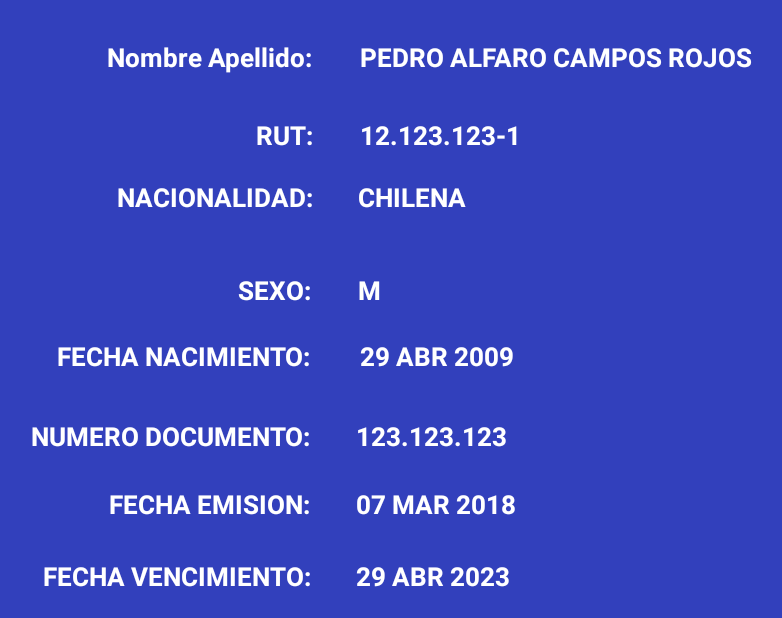
After one commit to Cristobal2312/carnet_digital, an Android app: the CarnetDigitalFondos screen opened directly, with no data from a screen before it, on a phone screen of 824 x 412 dp (held sideways). The commit adds this screen. Shown: the whole screen, without its empty margins (163-945 px from the left). Run offline under Robolectric (Android 15) with nearby library versions, the phone set to English and light mode, and no system bars.

Commit message:
Carnet Digital + Carnet Solo Datos

```diff
--- a/app/src/main/AndroidManifest.xml
+++ b/app/src/main/AndroidManifest.xml
@@ -13,10 +13,13 @@
         android:theme="@style/Theme.CarnetDigital"
         tools:targetApi="31">
         <activity
-            android:screenOrientation="landscape"
+            android:name=".CarnetDigitalFondos"
+            android:exported="false"
+            android:screenOrientation="landscape"/>
+        <activity
             android:name=".CarnetDigital"
             android:exported="false"
-            />
+            android:screenOrientation="landscape" />
         <activity
             android:name=".Lista_Tarea"
             android:exported="false" />
--- a/app/src/main/java/com/example/carnetdigital/CarnetDigital.java
+++ b/app/src/main/java/com/example/carnetdigital/CarnetDigital.java
@@ -8,8 +8,12 @@ import android.content.pm.ActivityInfo;
 import android.os.Build;
 import android.os.Bundle;
 import android.view.View;
+import android.widget.Button;
 
 public class CarnetDigital extends AppCompatActivity {
+
+    Button btnSoloDatos;
+    Button btnVolver;
 
     @Override
     protected void onCreate(Bundle savedInstanceState) {
@@ -20,6 +24,24 @@ public class CarnetDigital extends AppCompatActivity {
         if (Build.VERSION.SDK_INT >= Build.VERSION_CODES.LOLLIPOP) {
             getWindow().setStatusBarColor(ContextCompat.getColor(this, R.color.mi_color_de_barra_de_estado));
         }
+        btnSoloDatos = (Button)findViewById(R.id.btnSoloDatos);
+        btnVolver = (Button)findViewById(R.id.btnVolver);
+
+        btnSoloDatos.setOnClickListener(new View.OnClickListener() {
+            @Override
+            public void onClick(View v) {
+                Intent intent = new Intent(CarnetDigital.this, CarnetDigitalFondos.class);
+                startActivity(intent);
+            }
+        });
+
+        btnVolver.setOnClickListener(new View.OnClickListener() {
+            @Override
+            public void onClick(View v) {
+                Intent intent = new Intent(CarnetDigital.this, menu_principal.class);
+                startActivity(intent);
+            }
+        });
 
 
     }
--- /dev/null
+++ b/app/src/main/java/com/example/carnetdigital/CarnetDigitalFondos.java
@@ -0,0 +1,23 @@
+package com.example.carnetdigital;
+
+import androidx.appcompat.app.AppCompatActivity;
+import androidx.core.content.ContextCompat;
+
+import android.content.pm.ActivityInfo;
+import android.os.Build;
+import android.os.Bundle;
+
+public class CarnetDigitalFondos extends AppCompatActivity {
+
+    @Override
+    protected void onCreate(Bundle savedInstanceState) {
+        super.onCreate(savedInstanceState);
+        setContentView(R.layout.activity_carnet_digital_fondos);
+
+        setRequestedOrientation(ActivityInfo.SCREEN_ORIENTATION_LANDSCAPE);
+
+        if (Build.VERSION.SDK_INT >= Build.VERSION_CODES.LOLLIPOP) {
+            getWindow().setStatusBarColor(ContextCompat.getColor(this, R.color.mi_color_de_barra_de_estado));
+        }
+    }
+}
--- a/app/src/main/res/layout/activity_carnet_digital.xml
+++ b/app/src/main/res/layout/activity_carnet_digital.xml
@@ -27,7 +27,7 @@
         app:layout_constraintTop_toTopOf="parent">
 
         <Button
-            android:id="@+id/button2"
+            android:id="@+id/btnSoloDatos"
             android:layout_width="133dp"
             android:layout_height="137dp"
             android:layout_marginStart="54dp"
@@ -158,7 +158,7 @@
                 android:layout_height="match_parent">
 
                 <Button
-                    android:id="@+id/button"
+                    android:id="@+id/btnVolver"
                     android:layout_width="92dp"
                     android:layout_height="77dp"
                     android:layout_marginStart="77dp"
--- /dev/null
+++ b/app/src/main/res/layout/activity_carnet_digital_fondos.xml
@@ -0,0 +1,203 @@
+<?xml version="1.0" encoding="utf-8"?>
+<androidx.constraintlayout.widget.ConstraintLayout xmlns:android="http://schemas.android.com/apk/res/android"
+    xmlns:app="http://schemas.android.com/apk/res-auto"
+    xmlns:tools="http://schemas.android.com/tools"
+    android:layout_width="match_parent"
+    android:layout_height="match_parent"
+    android:background="#3240BC"
+    tools:context=".CarnetDigitalFondos">
+
+    <TextView
+        android:id="@+id/textView5"
+        android:layout_width="wrap_content"
+        android:layout_height="wrap_content"
+        android:layout_marginStart="1dp"
+        android:layout_marginBottom="29dp"
+        android:text="29 ABR 2009"
+        android:textColor="#FFFFFF"
+        android:textSize="17dp"
+        android:textStyle="bold"
+        app:layout_constraintBottom_toTopOf="@+id/textView6"
+        app:layout_constraintStart_toStartOf="@+id/textView4" />
+
+    <TextView
+        android:id="@+id/textView2"
+        android:layout_width="wrap_content"
+        android:layout_height="wrap_content"
+        android:layout_marginStart="27dp"
+        android:layout_marginTop="26dp"
+        android:text="PEDRO ALFARO CAMPOS ROJOS"
+        android:textColor="#FFFFFF"
+        android:textSize="17dp"
+        android:textStyle="bold"
+        app:layout_constraintStart_toEndOf="@+id/textView10"
+        app:layout_constraintTop_toTopOf="parent" />
+
+    <TextView
+        android:id="@+id/textView10"
+        android:layout_width="wrap_content"
+        android:layout_height="wrap_content"
+        android:layout_marginStart="180dp"
+        android:layout_marginTop="26dp"
+        android:text="Nombre Apellido: "
+        android:textColor="#FFFFFF"
+        android:textSize="17dp"
+        android:textStyle="bold"
+        app:layout_constraintStart_toStartOf="parent"
+        app:layout_constraintTop_toTopOf="parent" />
+
+    <TextView
+        android:id="@+id/textView11"
+        android:layout_width="wrap_content"
+        android:layout_height="wrap_content"
+        android:text="NACIONALIDAD: "
+        android:textColor="#FFFFFF"
+        android:textSize="17dp"
+        android:textStyle="bold"
+        app:layout_constraintBaseline_toBaselineOf="@+id/textView3"
+        app:layout_constraintEnd_toEndOf="@+id/textView13" />
+
+    <TextView
+        android:id="@+id/textView3"
+        android:layout_width="wrap_content"
+        android:layout_height="wrap_content"
+        android:layout_marginTop="17dp"
+        android:layout_marginEnd="36dp"
+        android:text="CHILENA"
+        android:textColor="#FFFFFF"
+        android:textSize="17dp"
+        android:textStyle="bold"
+        app:layout_constraintEnd_toEndOf="@+id/textView9"
+        app:layout_constraintTop_toBottomOf="@+id/textView9" />
+
+    <TextView
+        android:id="@+id/textView7"
+        android:layout_width="wrap_content"
+        android:layout_height="wrap_content"
+        android:layout_marginBottom="24dp"
+        android:text="07 MAR 2018"
+        android:textColor="#FFFFFF"
+        android:textSize="17dp"
+        android:textStyle="bold"
+        app:layout_constraintBottom_toTopOf="@+id/textView8"
+        app:layout_constraintStart_toStartOf="@+id/textView8" />
+
+    <TextView
+        android:id="@+id/textView15"
+        android:layout_width="wrap_content"
+        android:layout_height="wrap_content"
+        android:text="NUMERO DOCUMENTO: "
+        android:textColor="#FFFFFF"
+        android:textSize="17dp"
+        android:textStyle="bold"
+        app:layout_constraintBaseline_toBaselineOf="@+id/textView6"
+        app:layout_constraintEnd_toEndOf="@+id/textView17" />
+
+    <TextView
+        android:id="@+id/textView13"
+        android:layout_width="wrap_content"
+        android:layout_height="wrap_content"
+        android:layout_marginBottom="17dp"
+        android:text="RUT: "
+        android:textColor="#FFFFFF"
+        android:textSize="17dp"
+        android:textStyle="bold"
+        app:layout_constraintBottom_toTopOf="@+id/textView11"
+        app:layout_constraintEnd_toEndOf="@+id/textView10" />
+
+    <TextView
+        android:id="@+id/textView16"
+        android:layout_width="wrap_content"
+        android:layout_height="wrap_content"
+        android:layout_marginStart="137dp"
+        android:layout_marginBottom="16dp"
+        android:text="FECHA VENCIMIENTO: "
+        android:textColor="#FFFFFF"
+        android:textSize="17dp"
+        android:textStyle="bold"
+        app:layout_constraintBottom_toBottomOf="parent"
+        app:layout_constraintStart_toStartOf="parent" />
+
+    <TextView
+        android:id="@+id/textView8"
+        android:layout_width="wrap_content"
+        android:layout_height="wrap_content"
+        android:layout_marginStart="26dp"
+        android:layout_marginBottom="16dp"
+        android:text="29 ABR 2023"
+        android:textColor="#FFFFFF"
+        android:textSize="17dp"
+        android:textStyle="bold"
+        app:layout_constraintBottom_toBottomOf="parent"
+        app:layout_constraintStart_toEndOf="@+id/textView16" />
+
+    <TextView
+        android:id="@+id/textView17"
+        android:layout_width="wrap_content"
+        android:layout_height="wrap_content"
+        android:text="FECHA EMISION: "
+        android:textColor="#FFFFFF"
+        android:textSize="17dp"
+        android:textStyle="bold"
+        app:layout_constraintBaseline_toBaselineOf="@+id/textView7"
+        app:layout_constraintEnd_toEndOf="@+id/textView16" />
+
+    <TextView
+        android:id="@+id/textView12"
+        android:layout_width="wrap_content"
+        android:layout_height="wrap_content"
+        android:text="SEXO: "
+        android:textColor="#FFFFFF"
+        android:textSize="17dp"
+        android:textStyle="bold"
+        app:layout_constraintBaseline_toBaselineOf="@+id/textView4"
+        app:layout_constraintEnd_toEndOf="@+id/textView14" />
+
+    <TextView
+        android:id="@+id/textView9"
+        android:layout_width="wrap_content"
+        android:layout_height="wrap_content"
+        android:layout_marginTop="28dp"
+        android:text="12.123.123-1"
+        android:textColor="#FFFFFF"
+        android:textSize="17dp"
+        android:textStyle="bold"
+        app:layout_constraintStart_toStartOf="@+id/textView2"
+        app:layout_constraintTop_toBottomOf="@+id/textView2" />
+
+    <TextView
+        android:id="@+id/textView14"
+        android:layout_width="wrap_content"
+        android:layout_height="wrap_content"
+        android:text="FECHA NACIMIENTO: "
+        android:textColor="#FFFFFF"
+        android:textSize="17dp"
+        android:textStyle="bold"
+        app:layout_constraintBaseline_toBaselineOf="@+id/textView5"
+        app:layout_constraintEnd_toEndOf="@+id/textView15" />
+
+    <TextView
+        android:id="@+id/textView4"
+        android:layout_width="wrap_content"
+        android:layout_height="wrap_content"
+        android:layout_marginBottom="20dp"
+        android:text="M"
+        android:textColor="#FFFFFF"
+        android:textSize="17dp"
+        android:textStyle="bold"
+        app:layout_constraintBottom_toTopOf="@+id/textView5"
+        app:layout_constraintStart_toStartOf="@+id/textView3" />
+
+    <TextView
+        android:id="@+id/textView6"
+        android:layout_width="wrap_content"
+        android:layout_height="wrap_content"
+        android:layout_marginBottom="21dp"
+        android:text="123.123.123"
+        android:textColor="#FFFFFF"
+        android:textSize="17dp"
+        android:textStyle="bold"
+        app:layout_constraintBottom_toTopOf="@+id/textView7"
+        app:layout_constraintStart_toStartOf="@+id/textView7" />
+
+</androidx.constraintlayout.widget.ConstraintLayout>
```
